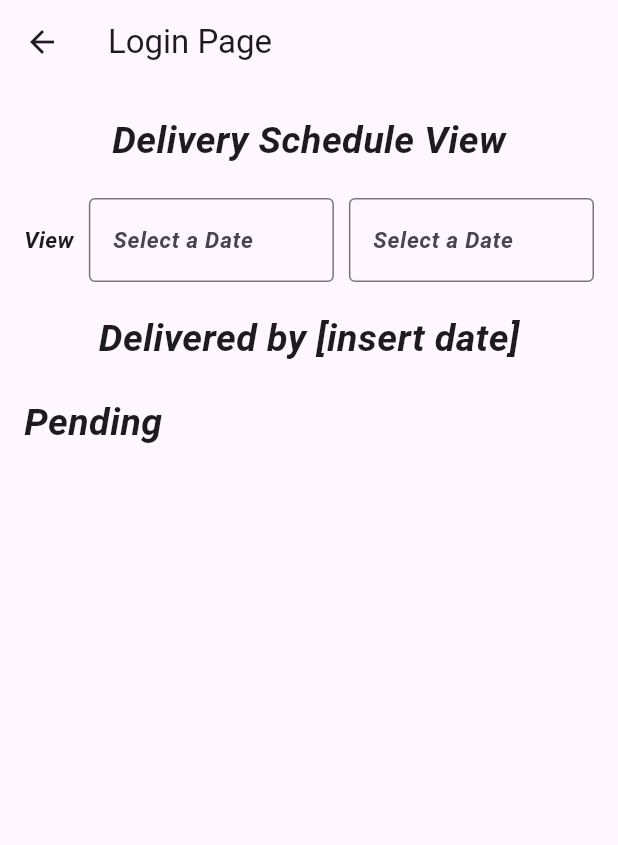
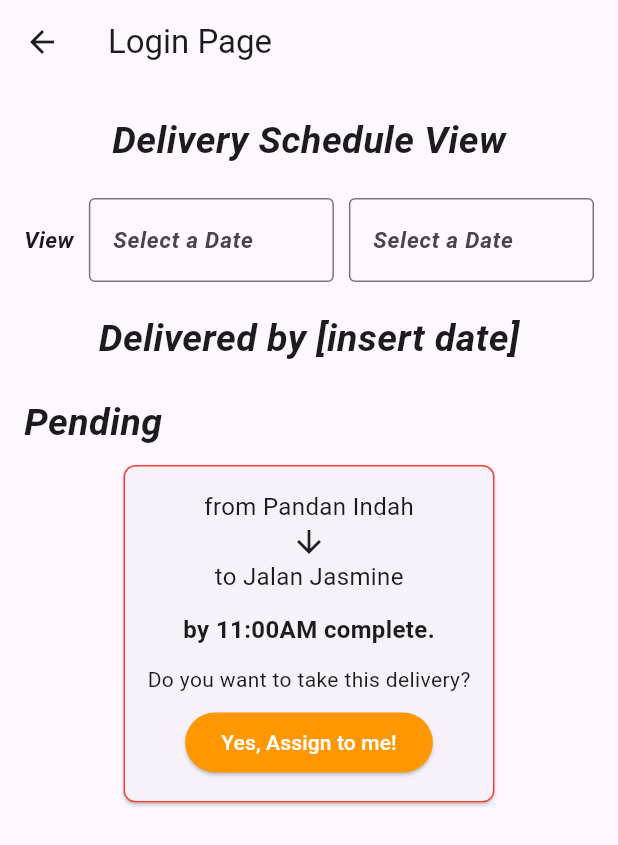
Before and after one commit to MyPleasure438/MobileAppDevelopmentProject, a Flutter app: the SecondPage screen opened directly, on a phone screen of 412 x 824 dp. Shown: the top 845 px of the screen. Run offline on Flutter 3.47's test engine with Material 3 defaults, Android fonts, the phone set to English and light mode, and no system bars; our stand-ins replace firebase_auth, firebase_core; missing offline and left inert: firebase_ui_auth; accounts and stored records are empty; generated files the repository leaves out were written again; Roboto replaces fonts that are missing (Times New Roman).

Commit message:
First Starter

```diff
--- a/lib/app.dart
+++ b/lib/app.dart
@@ -1,4 +1,4 @@
-/*import 'package:flutter/material.dart';
+import 'package:flutter/material.dart';
 
 import 'auth_gate.dart';
 
@@ -17,5 +17,3 @@ class MyApp extends StatelessWidget {
     );
   }
 }
-
- */
--- a/lib/auth_gate.dart
+++ b/lib/auth_gate.dart
@@ -1,4 +1,4 @@
-/*import 'package:firebase_ui_auth/firebase_ui_auth.dart';
+import 'package:firebase_ui_auth/firebase_ui_auth.dart';
 import 'package:firebase_auth/firebase_auth.dart' hide EmailAuthProvider;
 import 'package:flutter/material.dart';
 import 'main.dart';
@@ -62,4 +62,3 @@ class AuthGate extends StatelessWidget {
     );
   }
 }
-*/
--- a/lib/home.dart
+++ b/lib/home.dart
@@ -1,3 +1,4 @@
+/*
 import 'dart:core';
 import 'package:cloud_firestore/cloud_firestore.dart';
 import 'package:firebase_auth/firebase_auth.dart';
@@ -71,7 +72,7 @@ class _UserWidgetState extends State<UserWidget> {
   void initState() {
     super.initState();
     // TODO - Get the c
-    //  urrent user
+    //  Current user
     _firestoreInstance = FirebaseFirestore.instance;
     var user = FirebaseAuth.instance.currentUser;
     if (user != null) {
@@ -93,3 +94,4 @@ class _UserWidgetState extends State<UserWidget> {
     );
   }
 }
+*/
--- a/lib/pages/schedule_page.dart
+++ b/lib/pages/schedule_page.dart
@@ -77,6 +77,35 @@ class SecondPage extends StatelessWidget {
               ),
             ),
           ),
+          Padding(
+            padding: EdgeInsets.only(top: 10, left: 0, right: 0),
+            child: Align(
+              alignment: Alignment.center,
+              child: OrderCard(
+                source: "Pandan Indah",
+                destination: "Jalan Jasmine",
+                deadline: "11:00AM",
+                onAssign: () {
+                  // 👉 This will run when the button is pressed
+                  print("Assigned order from Workshop Bay E.S. to Workshop Bay 69");
+
+                  // Example: navigate to another page
+                  // Navigator.push(
+                  //   context,
+                  //   MaterialPageRoute(builder: (context) => OrderDetailsPage()),
+                  // );
+
+                  // Example: update backend
+                  // FirebaseFirestore.instance.collection("orders").doc("123").update({
+                  //   "assigned": true,
+                },
+
+
+              ),
+            ),
+          )
+
+
         ],
       ),
     );
--- /dev/null
+++ b/lib/widgets/simple_order_card.dart
@@ -0,0 +1,66 @@
+import 'package:flutter/material.dart';
+
+class OrderCard extends StatelessWidget {
+  final String source;
+  final String destination;
+  final String deadline;
+  final VoidCallback onAssign;
+
+  OrderCard({
+    super.key,
+    required this.source,
+    required this.destination,
+    required this.deadline,
+    required this.onAssign,
+  });
+
+  @override
+  Widget build(BuildContext context) {
+    return Card(
+      shape: RoundedRectangleBorder(
+        side: const BorderSide(color: Colors.red, width: 1),
+        borderRadius: BorderRadius.circular(8),
+      ),
+      margin: const EdgeInsets.all(0),
+      child: Padding(
+        padding: const EdgeInsets.all(16),
+        child: Column(
+          mainAxisSize: MainAxisSize.min,
+          children: [
+            Text(
+              "from $source",
+              style: const TextStyle(fontSize: 16),
+            ),
+            const Icon(Icons.arrow_downward),
+            Text(
+              "to $destination",
+              style: const TextStyle(fontSize: 16),
+            ),
+            const SizedBox(height: 12),
+            Text(
+              "by $deadline complete.",
+              style: const TextStyle(
+                fontSize: 16,
+                fontWeight: FontWeight.bold,
+              ),
+            ),
+            const SizedBox(height: 12),
+            const Text(
+              "Do you want to take this delivery?",
+              style: TextStyle(fontSize: 14),
+            ),
+            const SizedBox(height: 8),
+            ElevatedButton(
+              style: ElevatedButton.styleFrom(
+                backgroundColor: Colors.orange,
+                foregroundColor: Colors.white,
+              ),
+              onPressed: onAssign,
+              child: const Text("Yes, Assign to me!"),
+            ),
+          ],
+        ),
+      ),
+    );
+  }
+}
--- a/lib/widgets/widgets.dart
+++ b/lib/widgets/widgets.dart
@@ -1,3 +1,4 @@
 export 'simple_text.dart';
 export 'simple_text_field.dart';
 export 'simple_calendar.dart';
+export 'simple_order_card.dart';
```
